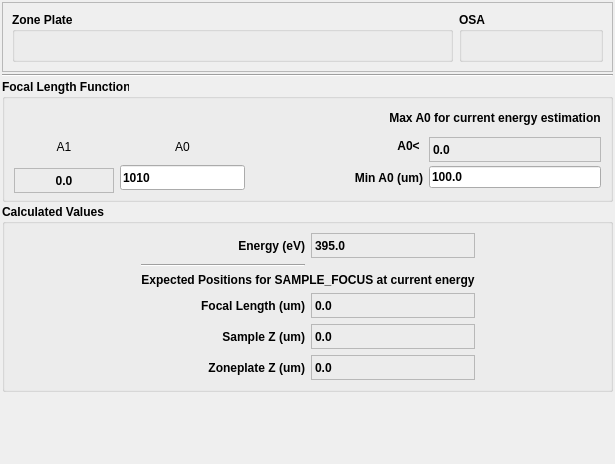
Canadian-Light-Source/pyStxm, file cls/applications/pyStxm/preferences/focusAndZoneplateParms/focusAndZoneplateParms.ui: the form before one commit.
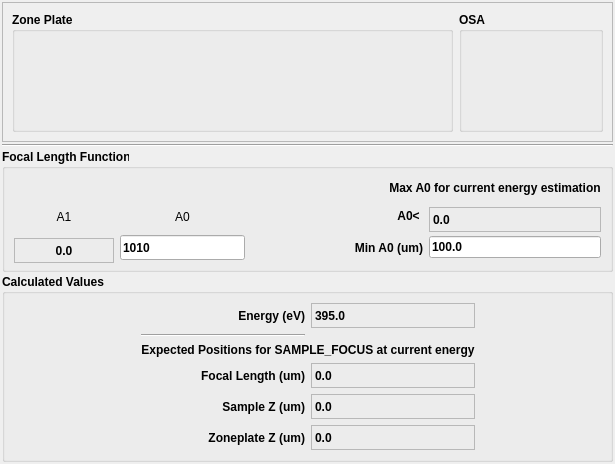
The form after the commit.

The edit to the form file:
```diff
--- a/cls/applications/pyStxm/preferences/focusAndZoneplateParms/focusAndZoneplateParms.ui
+++ b/cls/applications/pyStxm/preferences/focusAndZoneplateParms/focusAndZoneplateParms.ui
@@ -40,7 +40,7 @@
         <x>0</x>
         <y>0</y>
         <width>609</width>
-        <height>68</height>
+        <height>115</height>
        </rect>
       </property>
       <layout class="QVBoxLayout" name="verticalLayout_2">
@@ -541,19 +541,6 @@
      </layout>
     </widget>
    </item>
-   <item>
-    <spacer name="verticalSpacer">
-     <property name="orientation">
-      <enum>Qt::Vertical</enum>
-     </property>
-     <property name="sizeHint" stdset="0">
-      <size>
-       <width>20</width>
-       <height>40</height>
-      </size>
-     </property>
-    </spacer>
-   </item>
   </layout>
  </widget>
  <resources/>
```
